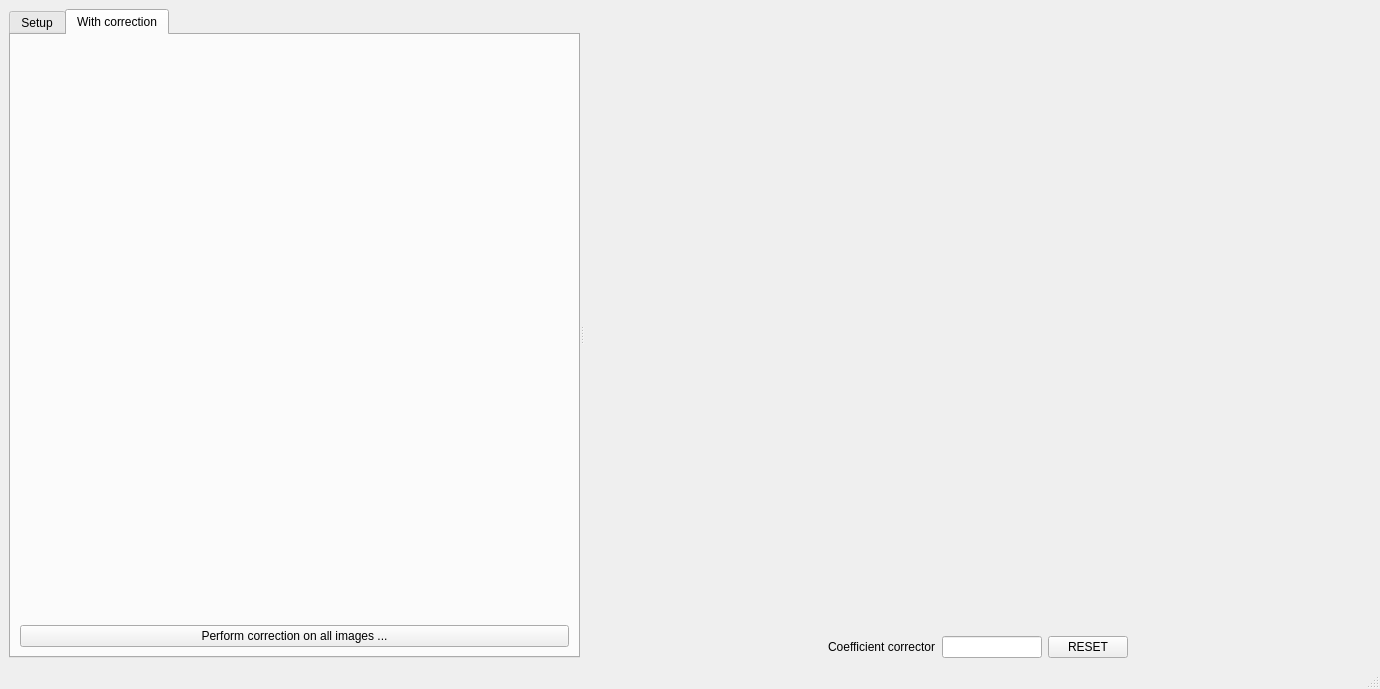
The window that notebooks/ui/ui_mcp_chips_corrector.ui (neutronimaging/python_notebooks) describes before a commit, drawn with Qt 5.
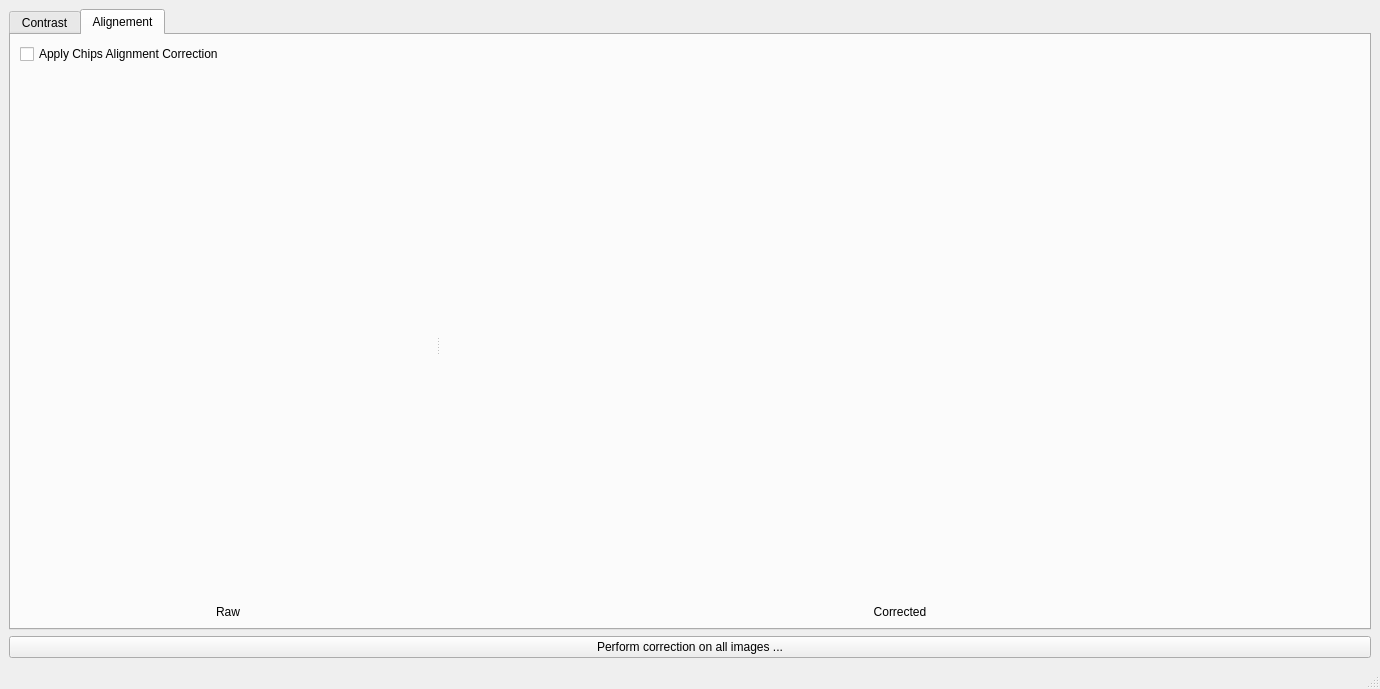
The same window after the commit. The open tabs and pages were chosen to show the change.

Commit message: changed ui to make room for mcp correction widgets. this refs #45

Diff of the .ui file:
```diff
--- a/notebooks/ui/ui_mcp_chips_corrector.ui
+++ b/notebooks/ui/ui_mcp_chips_corrector.ui
@@ -16,6 +16,23 @@
   <widget class="QWidget" name="centralwidget">
    <layout class="QVBoxLayout" name="verticalLayout_4">
     <item>
+     <widget class="QTabWidget" name="tabWidget_2">
+      <property name="currentIndex">
+       <number>0</number>
+      </property>
+      <widget class="QWidget" name="tab_3">
+       <attribute name="title">
+        <string>Contrast</string>
+       </attribute>
+       <layout class="QVBoxLayout" name="verticalLayout_5">
+        <item>
+         <widget class="QCheckBox" name="apply_contrast_correction_checkBox">
+          <property name="text">
+           <string>Apply Contrast Correction</string>
+          </property>
+         </widget>
+        </item>
+        <item>
      <widget class="QSplitter" name="splitter">
       <property name="orientation">
        <enum>Qt::Horizontal</enum>
@@ -180,17 +197,10 @@
            </property>
           </widget>
          </item>
-         <item>
-          <widget class="QPushButton" name="perform_correction_pushButton">
-           <property name="text">
-            <string>Perform correction on all images ...</string>
-           </property>
-          </widget>
-         </item>
         </layout>
        </widget>
       </widget>
-      <widget class="QWidget" name="">
+          <widget class="QWidget" name="layoutWidget">
        <layout class="QVBoxLayout" name="verticalLayout_3">
         <item>
          <widget class="QWidget" name="profile_widget" native="true">
@@ -268,6 +278,86 @@
     </item>
    </layout>
   </widget>
+      <widget class="QWidget" name="tab_4">
+       <attribute name="title">
+        <string>Alignement</string>
+       </attribute>
+       <layout class="QVBoxLayout" name="verticalLayout_8">
+        <item>
+         <widget class="QCheckBox" name="apply_contrast_correction_checkBox_2">
+          <property name="text">
+           <string>Apply Chips Alignment Correction</string>
+          </property>
+         </widget>
+        </item>
+        <item>
+         <widget class="QSplitter" name="splitter_2">
+          <property name="orientation">
+           <enum>Qt::Horizontal</enum>
+          </property>
+          <widget class="QWidget" name="">
+           <layout class="QVBoxLayout" name="verticalLayout_6">
+            <item>
+             <widget class="QWidget" name="widget" native="true">
+              <property name="sizePolicy">
+               <sizepolicy hsizetype="Preferred" vsizetype="Expanding">
+                <horstretch>0</horstretch>
+                <verstretch>0</verstretch>
+               </sizepolicy>
+              </property>
+             </widget>
+            </item>
+            <item>
+             <widget class="QLabel" name="label">
+              <property name="text">
+               <string>Raw</string>
+              </property>
+              <property name="alignment">
+               <set>Qt::AlignCenter</set>
+              </property>
+             </widget>
+            </item>
+           </layout>
+          </widget>
+          <widget class="QWidget" name="">
+           <layout class="QVBoxLayout" name="verticalLayout_7">
+            <item>
+             <widget class="QWidget" name="widget_2" native="true">
+              <property name="sizePolicy">
+               <sizepolicy hsizetype="Preferred" vsizetype="Expanding">
+                <horstretch>0</horstretch>
+                <verstretch>0</verstretch>
+               </sizepolicy>
+              </property>
+             </widget>
+            </item>
+            <item>
+             <widget class="QLabel" name="label_3">
+              <property name="text">
+               <string>Corrected</string>
+              </property>
+              <property name="alignment">
+               <set>Qt::AlignCenter</set>
+              </property>
+             </widget>
+            </item>
+           </layout>
+          </widget>
+         </widget>
+        </item>
+       </layout>
+      </widget>
+     </widget>
+    </item>
+    <item>
+     <widget class="QPushButton" name="perform_correction_pushButton">
+      <property name="text">
+       <string>Perform correction on all images ...</string>
+      </property>
+     </widget>
+    </item>
+   </layout>
+  </widget>
   <widget class="QMenuBar" name="menubar">
    <property name="geometry">
     <rect>
```
Left out of the diff: 4 changed lines with no effect on the pictures. Lines whose indentation alone changed are shown as unchanged. The commit also changes 2 other files.
